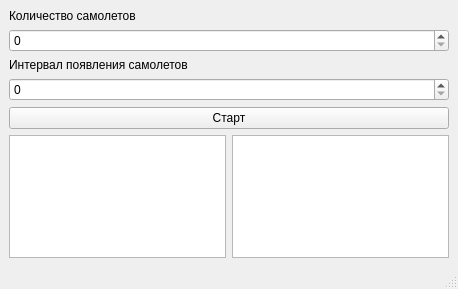
This is QtLab4_2/mainwindow.ui in PAhAR3VSKy/3Semestr as Qt 5 draws it before an edit. The edited form follows.
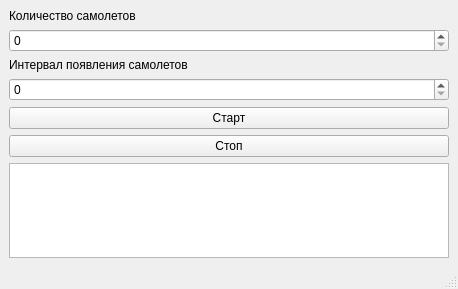
This is the edited form.

```diff
--- a/QtLab4_2/mainwindow.ui
+++ b/QtLab4_2/mainwindow.ui
@@ -42,13 +42,17 @@
       </property>
      </widget>
     </item>
+    <item>
+     <widget class="QPushButton" name="stop">
+      <property name="text">
+       <string>Стоп</string>
+      </property>
+     </widget>
+    </item>
     <item>
      <layout class="QHBoxLayout" name="horizontalLayout">
       <item>
-       <widget class="QPlainTextEdit" name="plainTextEdit"/>
-      </item>
-      <item>
-       <widget class="QPlainTextEdit" name="plainTextEdit_2"/>
+       <widget class="QPlainTextEdit" name="turn"/>
       </item>
      </layout>
     </item>
```
Left out of the diff: 4 changed lines with no effect on the pictures.
